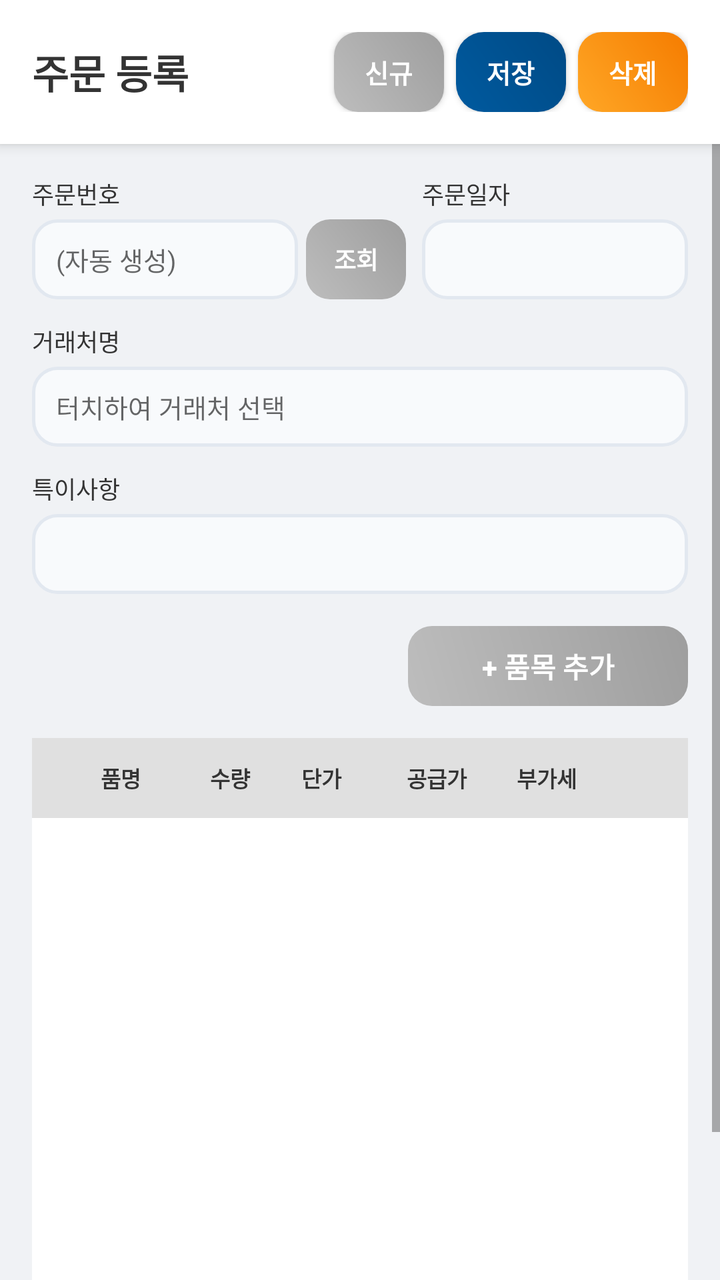
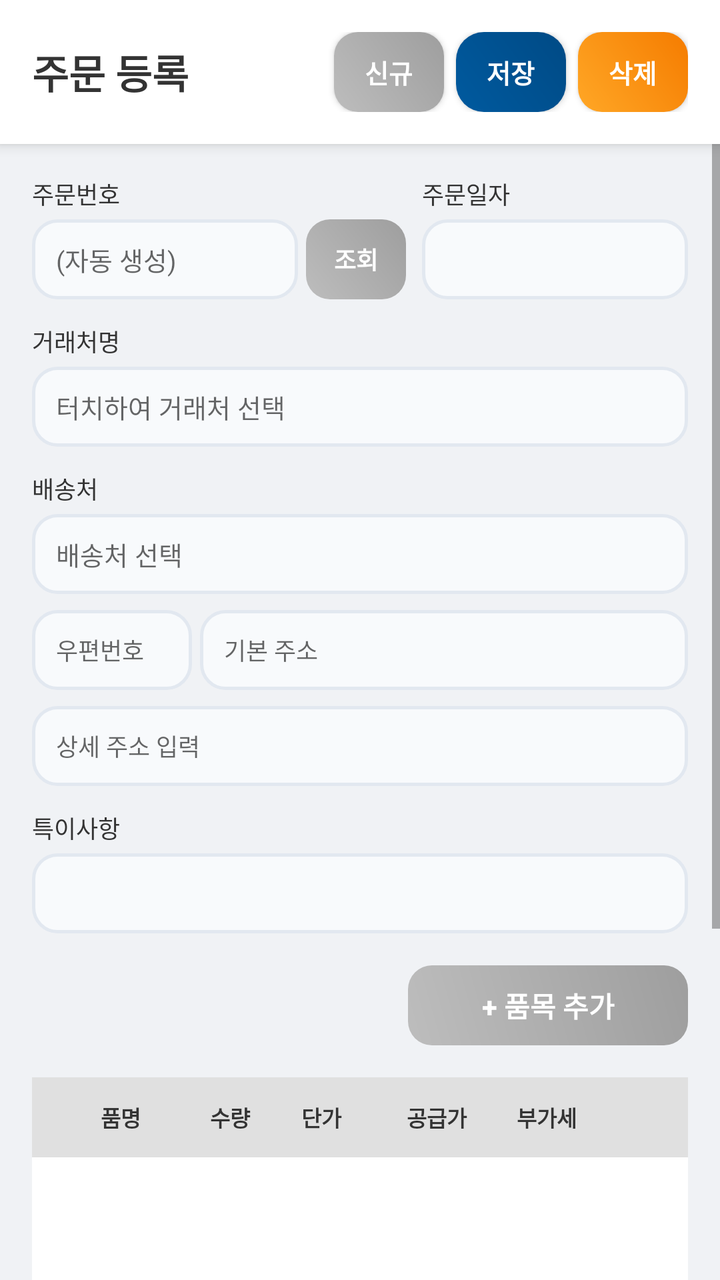

Before-and-after screenshots of an Android layout around one commit, followed by the original layout XML and the change that was made.
<!-- AndroidManifest.xml: application theme Theme.SmartERP -->
<!-- res/layout/activity_mhsod100u.xml -->
<?xml version="1.0" encoding="utf-8"?>
<LinearLayout xmlns:android="http://schemas.android.com/apk/res/android"
    android:layout_width="match_parent"
    android:layout_height="match_parent"
    android:orientation="vertical"
    android:background="#F0F2F5">

    
    <LinearLayout
        android:layout_width="match_parent"
        android:layout_height="wrap_content"
        android:background="#FFFFFF"
        android:padding="16dp"
        android:elevation="4dp"
        android:gravity="center_vertical"
        android:orientation="horizontal">
        <TextView
            android:layout_width="0dp"
            android:layout_height="wrap_content"
            android:layout_weight="1"
            android:text="주문 등록"
            android:textSize="20sp"
            android:textStyle="bold"
            android:textColor="#333333"/>
        
        <androidx.appcompat.widget.AppCompatButton
            android:id="@+id/btnReset"
            android:layout_width="55dp"
            android:layout_height="40dp"
            android:layout_marginEnd="6dp"
            android:background="@drawable/bg_button_gradient_gray"
            android:text="신규"
            android:textColor="#FFFFFF"
            android:textSize="13sp"
            android:textStyle="bold"/>

        <androidx.appcompat.widget.AppCompatButton
            android:id="@+id/btnSave"
            android:layout_width="55dp"
            android:layout_height="40dp"
            android:layout_marginEnd="6dp"
            android:background="@drawable/bg_button_gradient"
            android:text="저장"
            android:textColor="#FFFFFF"
            android:textSize="13sp"
            android:textStyle="bold"/>

        <androidx.appcompat.widget.AppCompatButton
            android:id="@+id/btnDelete"
            android:layout_width="55dp"
            android:layout_height="40dp"
            android:background="@drawable/bg_button_gradient_orange"
            android:text="삭제"
            android:textColor="#FFFFFF"
            android:textSize="13sp"
            android:textStyle="bold"/>
    </LinearLayout>

    <ScrollView
        android:layout_width="match_parent"
        android:layout_height="0dp"
        android:layout_weight="1">
        <LinearLayout
            android:layout_width="match_parent"
            android:layout_height="wrap_content"
            android:orientation="vertical"
            android:padding="16dp">

            
            <LinearLayout
                android:layout_width="match_parent"
                android:layout_height="wrap_content"
                android:orientation="horizontal"
                android:gravity="bottom"
                android:layout_marginBottom="12dp">
                <LinearLayout
                    android:layout_width="0dp"
                    android:layout_height="wrap_content"
                    android:layout_weight="1"
                    android:orientation="vertical"
                    android:layout_marginEnd="4dp">
                    <TextView
                        android:layout_width="wrap_content"
                        android:layout_height="wrap_content"
                        android:text="주문번호"
                        android:textSize="12sp"
                        android:textColor="#333333"
                        android:layout_marginBottom="4dp"/>
                    <EditText
                        android:id="@+id/etOrderNo"
                        android:layout_width="match_parent"
                        android:layout_height="40dp"
                        android:background="@drawable/bg_input_field"
                        android:hint="(자동 생성)"
                        android:paddingStart="12dp"
                        android:textColor="#333333"
                        android:textSize="13sp"/>
                </LinearLayout>
                
                <androidx.appcompat.widget.AppCompatButton
                    android:id="@+id/btnOrderSearch"
                    android:layout_width="50dp"
                    android:layout_height="40dp"
                    android:layout_marginEnd="8dp"
                    android:background="@drawable/bg_button_gradient_gray"
                    android:text="조회"
                    android:textColor="#FFFFFF"
                    android:textSize="12sp"
                    android:textStyle="bold"
                    android:stateListAnimator="@null"/>

                <LinearLayout
                    android:layout_width="0dp"
                    android:layout_height="wrap_content"
                    android:layout_weight="1"
                    android:orientation="vertical">
                    <TextView
                        android:layout_width="wrap_content"
                        android:layout_height="wrap_content"
                        android:text="주문일자"
                        android:textSize="12sp"
                        android:textColor="#333333"
                        android:layout_marginBottom="4dp"/>
                    <TextView
                        android:id="@+id/tvOrderDate"
                        android:layout_width="match_parent"
                        android:layout_height="40dp"
                        android:background="@drawable/bg_input_field"
                        android:gravity="center_vertical"
                        android:paddingStart="12dp"
                        android:textSize="13sp"
                        android:textColor="#333333"/>
                </LinearLayout>
            </LinearLayout>

            
            <TextView
                android:layout_width="wrap_content"
                android:layout_height="wrap_content"
                android:text="거래처명"
                android:textSize="12sp"
                android:textColor="#333333"
                android:layout_marginBottom="4dp"/>
            <EditText
                android:id="@+id/etCustomerName"
                android:layout_width="match_parent"
                android:layout_height="40dp"
                android:background="@drawable/bg_input_field"
                android:focusable="false"
                android:hint="터치하여 거래처 선택"
                android:textColor="#333333"
                android:textSize="13sp"
                android:paddingStart="12dp"
                android:layout_marginBottom="12dp"/>

            
            <TextView
                android:layout_width="wrap_content"
                android:layout_height="wrap_content"
                android:text="특이사항"
                android:textSize="12sp"
                android:textColor="#333333"
                android:layout_marginBottom="4dp"/>
            <EditText
                android:id="@+id/etRemarks"
                android:layout_width="match_parent"
                android:layout_height="40dp"
                android:background="@drawable/bg_input_field"
                android:gravity="center_vertical"
                android:paddingStart="12dp"
                android:textSize="13sp"
                android:textColor="#333333"
                android:maxLines="1"
                android:layout_marginBottom="16dp"/>

            <androidx.appcompat.widget.AppCompatButton
                android:id="@+id/btnAddItem"
                android:layout_width="140dp" 
                android:layout_height="40dp" 
                android:layout_gravity="end" 
                android:background="@drawable/bg_button_gradient_gray"
                android:text="+ 품목 추가"
                android:textColor="#FFFFFF"
                android:textSize="14sp" 
                android:textStyle="bold"
                android:stateListAnimator="@null"/>

            <LinearLayout
                android:layout_width="match_parent"
                android:layout_height="wrap_content"
                android:orientation="vertical"
                android:background="#FFFFFF"
                android:layout_marginTop="16dp">

                
                <LinearLayout
                    android:layout_width="match_parent"
                    android:layout_height="40dp"
                    android:orientation="horizontal"
                    android:background="#E0E0E0"
                    android:gravity="center_vertical"
                    android:paddingStart="8dp"
                    android:paddingEnd="8dp">
                    <TextView
                        android:layout_width="0dp"
                        android:layout_height="wrap_content"
                        android:layout_weight="1.2"
                        android:text="품명"
                        android:gravity="center"
                        android:textSize="11sp"
                        android:textStyle="bold"
                        android:textColor="#333333"/> 
                    <TextView
                        android:layout_width="0dp"
                        android:layout_height="wrap_content"
                        android:layout_weight="0.6"
                        android:text="수량"
                        android:gravity="center"
                        android:textSize="11sp"
                        android:textStyle="bold"
                        android:textColor="#333333"/>
                    <TextView
                        android:layout_width="0dp"
                        android:layout_height="wrap_content"
                        android:layout_weight="0.9"
                        android:text="단가"
                        android:gravity="center"
                        android:textSize="11sp"
                        android:textStyle="bold"
                        android:textColor="#333333"/>
                    <TextView
                        android:layout_width="0dp"
                        android:layout_height="wrap_content"
                        android:layout_weight="1.0"
                        android:text="공급가"
                        android:gravity="center"
                        android:textSize="11sp"
                        android:textStyle="bold"
                        android:textColor="#333333"/>
                    <TextView
                        android:layout_width="0dp"
                        android:layout_height="wrap_content"
                        android:layout_weight="0.8"
                        android:text="부가세"
                        android:gravity="center"
                        android:textSize="11sp"
                        android:textStyle="bold"
                        android:textColor="#333333"/>
                     <TextView
                        android:layout_width="34dp"
                        android:layout_height="wrap_content"
                        android:layout_marginStart="4dp"/>
                </LinearLayout>

                <ListView
                    android:id="@+id/lvOrderList"
                    android:layout_width="match_parent"
                    android:layout_height="300dp" /> 
            </LinearLayout>
        </LinearLayout>
    </ScrollView>
</LinearLayout>
<!-- resources referenced by this layout -->
<resources>
  <!-- drawable bg_button_gradient (drawable) -->
  <?xml version="1.0" encoding="utf-8"?>
  <shape xmlns:android="http://schemas.android.com/apk/res/android">
      <gradient
          android:startColor="#005a9f"
          android:endColor="#004a85"
          android:angle="45"/>
      <corners android:radius="14dp"/>
  </shape>
  <!-- drawable bg_button_gradient_gray (drawable) -->
  <?xml version="1.0" encoding="utf-8"?>
  <shape xmlns:android="http://schemas.android.com/apk/res/android">
      <gradient
          android:startColor="#BDBDBD"
          android:endColor="#9E9E9E"
          android:angle="45"/>
      <corners android:radius="12dp"/>
  </shape>
  <!-- drawable bg_button_gradient_orange (drawable) -->
  <?xml version="1.0" encoding="utf-8"?>
  <shape xmlns:android="http://schemas.android.com/apk/res/android">
      <gradient
          android:startColor="#FFA726"
          android:endColor="#F57C00"
          android:angle="45"/>
      <corners android:radius="12dp"/>
  </shape>
  <!-- drawable bg_input_field (drawable) -->
  <?xml version="1.0" encoding="utf-8"?>
  <shape xmlns:android="http://schemas.android.com/apk/res/android">
      <solid android:color="@color/input_bg"/>
      <corners android:radius="12dp"/>
      <stroke android:width="1.5dp" android:color="@color/input_border"/>
  </shape>
  <style name="Theme.SmartERP" parent="Theme.AppCompat.Light.NoActionBar">
          
          <item name="colorPrimary">@color/smart_blue</item>
          <item name="colorPrimaryDark">@color/smart_blue</item>
          <item name="colorAccent">@color/core_amber</item>
  
          
          <item name="android:windowBackground">@color/login_bg_end</item>
  
          
          <item name="android:forceDarkAllowed" tools:targetApi="q">false</item>
      </style>
  <color name="input_bg">#F8FAFC</color>
  <color name="input_border">#E2E8F0</color>
  <color name="smart_blue">#005a9f</color>
  <color name="core_amber">#ffc107</color>
  <color name="login_bg_end">#f0f4f8</color>
</resources>

<!-- the commit's change to res/layout/activity_mhsod100u.xml (unified diff, before → after) -->
@@ -157,6 +157,63 @@
             <TextView
                 android:layout_width="wrap_content"
                 android:layout_height="wrap_content"
+                android:text="배송처"
+                android:textSize="12sp"
+                android:textColor="#333333"
+                android:layout_marginBottom="4dp"/>
+            <EditText
+                android:id="@+id/etTranNm"
+                android:layout_width="match_parent"
+                android:layout_height="40dp"
+                android:background="@drawable/bg_input_field"
+                android:focusable="false"
+                android:hint="배송처 선택"
+                android:textColor="#333333"
+                android:textSize="13sp"
+                android:paddingStart="12dp"
+                android:layout_marginBottom="8dp"/>
+
+            <LinearLayout
+                android:layout_width="match_parent"
+                android:layout_height="wrap_content"
+                android:orientation="horizontal"
+                android:layout_marginBottom="8dp">
+                <EditText
+                    android:id="@+id/etPostNo"
+                    android:layout_width="80dp"
+                    android:layout_height="40dp"
+                    android:background="@drawable/bg_input_field"
+                    android:hint="우편번호"
+                    android:paddingStart="12dp"
+                    android:textSize="12sp"
+                    android:layout_marginEnd="4dp"
+                    android:focusable="false"/>
+                <EditText
+                    android:id="@+id/etAddress"
+                    android:layout_width="0dp"
+                    android:layout_height="40dp"
+                    android:layout_weight="1"
+                    android:background="@drawable/bg_input_field"
+                    android:hint="기본 주소"
+                    android:paddingStart="12dp"
+                    android:textSize="12sp"
+                    android:focusable="false"/>
+            </LinearLayout>
+
+            <EditText
+                android:id="@+id/etDAddress"
+                android:layout_width="match_parent"
+                android:layout_height="40dp"
+                android:background="@drawable/bg_input_field"
+                android:hint="상세 주소 입력"
+                android:paddingStart="12dp"
+                android:textSize="12sp"
+                android:layout_marginBottom="12dp"/>
+
+            
+            <TextView
+                android:layout_width="wrap_content"
+                android:layout_height="wrap_content"
                 android:text="특이사항"
                 android:textSize="12sp"
                 android:textColor="#333333"
